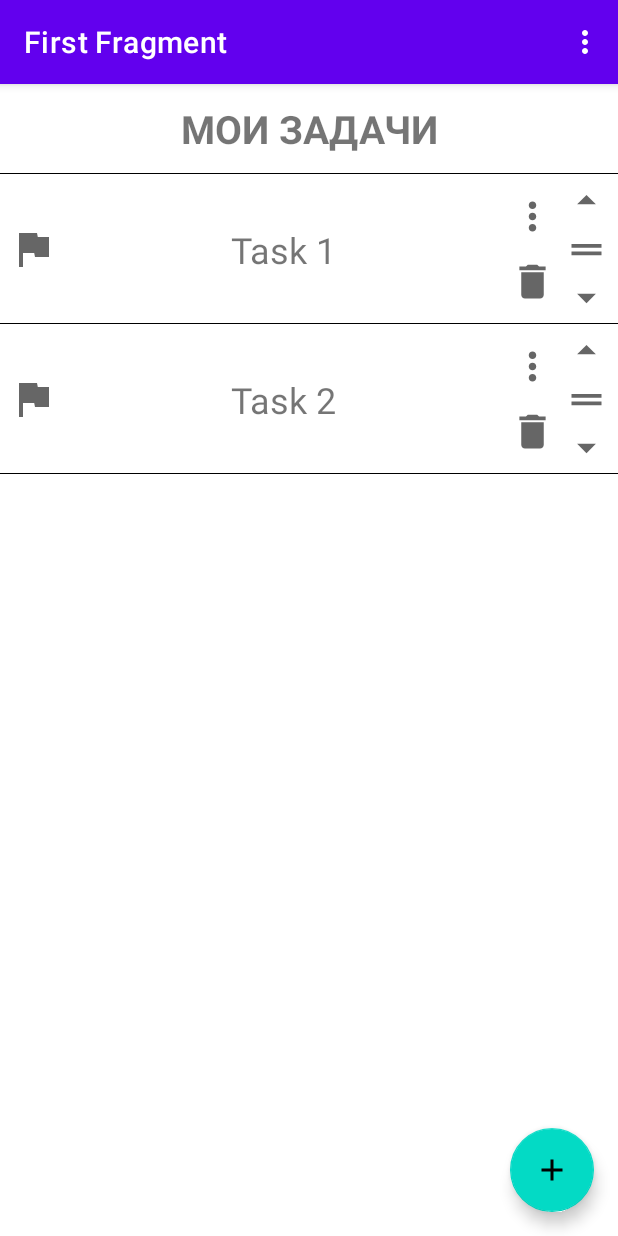
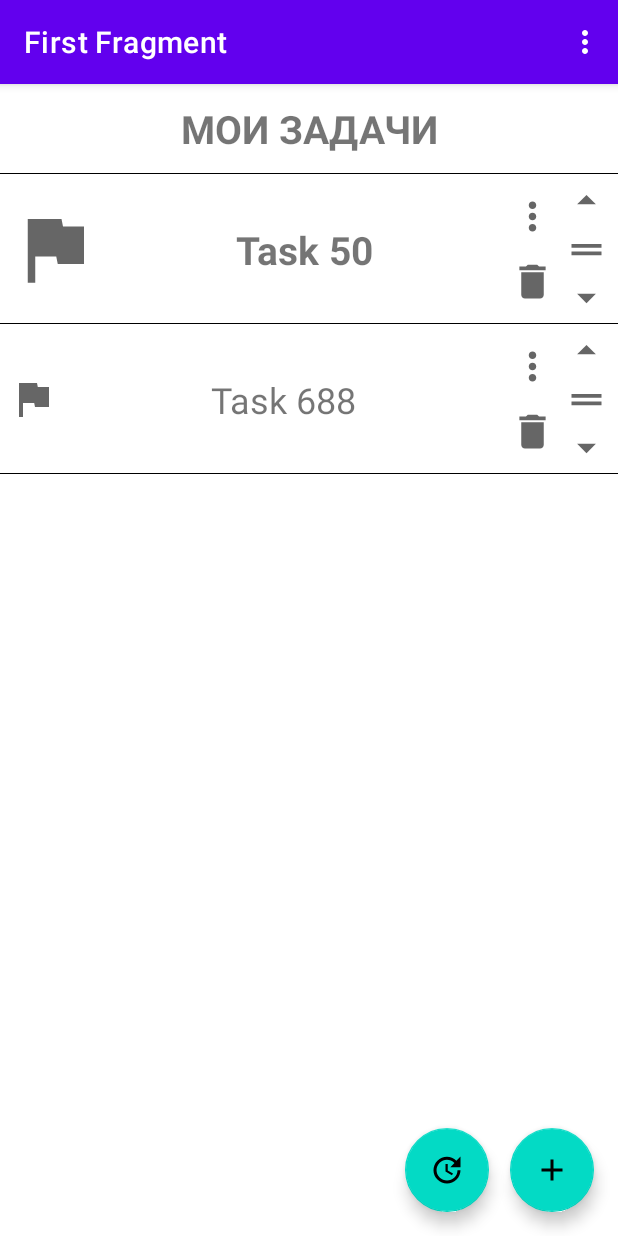
Before and after one commit to alex-eaa/TaskList, an Android app: the screen it shows after launch (MainActivity), after a tap on an icon or button, on a phone screen of 412 x 824 dp. Run offline under Robolectric (Android 15) with nearby library versions, the phone set to English and light mode, and no system bars; our stand-ins replace Room's generated code, RxJava, navigation-ui.

Commit message:
Added DiffUtil

```diff
--- /dev/null
+++ b/app/src/main/java/com/example/tasklist/DiffUtilCallBack.kt
@@ -0,0 +1,33 @@
+package com.example.tasklist
+
+import androidx.recyclerview.widget.DiffUtil
+
+class DiffUtilCallBack(
+    private var oldItems: List<Pair<Task, Int>>,
+    private var newItems: List<Pair<Task, Int>>
+) : DiffUtil.Callback() {
+
+    override fun getOldListSize(): Int = oldItems.size
+
+    override fun getNewListSize(): Int = newItems.size
+
+    override fun areItemsTheSame(oldItemPosition: Int, newItemPosition: Int): Boolean =
+        oldItems[oldItemPosition].first.id == newItems[oldItemPosition].first.id
+
+    override fun areContentsTheSame(oldItemPosition: Int, newItemPosition: Int): Boolean {
+        return (oldItems[oldItemPosition].first.position == newItems[oldItemPosition].first.position
+                && oldItems[oldItemPosition].first.title == newItems[oldItemPosition].first.title
+                && oldItems[oldItemPosition].first.content == newItems[oldItemPosition].first.content
+                && oldItems[oldItemPosition].first.isCompleted == newItems[oldItemPosition].first.isCompleted
+                && oldItems[oldItemPosition].first.type == newItems[oldItemPosition].first.type
+                && oldItems[oldItemPosition].first.dateCreation == newItems[oldItemPosition].first.dateCreation
+                )
+    }
+
+//    override fun getChangePayload(oldItemPosition: Int, newItemPosition: Int): Any? {
+//        val oldItem = oldItems[oldItemPosition]
+//        val newItem = newItems[newItemPosition]
+//
+//        return Change(oldItem, newItem)
+//    }
+}
--- a/app/src/main/java/com/example/tasklist/FirstFragment.kt
+++ b/app/src/main/java/com/example/tasklist/FirstFragment.kt
@@ -10,6 +10,8 @@ import android.widget.Toast
 import androidx.lifecycle.ViewModelProvider
 import androidx.navigation.fragment.findNavController
 import com.example.tasklist.databinding.FragmentFirstBinding
+import kotlin.random.Random
+import kotlin.random.nextInt
 
 
 class FirstFragment : Fragment() {
@@ -55,26 +57,20 @@ class FirstFragment : Fragment() {
         viewModel.taskLiveData
             .observe(viewLifecycleOwner, {
                 Log.d(TAG, "Load data: ${it.toString()}")
-//                adapter.setData(it.map { taskEntity ->
-//                    convertEntityToTask(taskEntity)
-//                })
                 val newList = convertListTaskEntityToListPairsTask(it)
                 adapter.setItems(addToListPairsTaskHeader(newList))
             })
         viewModel.getAllTask()
     }
 
-    private fun initView(){
+    private fun initView() {
         binding.fab.setOnClickListener { view ->
-            viewModel.saveTaskToDB(
-                Task(null, 1, "Task 1", "text text sdasdfsd asd sd asd ", TYPE_STANDARD_PRIORITY, false, "2021-10")
-            )
             viewModel.saveTaskToDB(
                 Task(
                     null,
-                    2,
-                    "Task 2",
-                    "text2 text2 text2 asd af dad a fd ",
+                    Random.nextInt(1, 100),
+                    "Task ${Random.nextInt(1,1000)}",
+                    "text text sdasdfsd asd sd asd ",
                     TYPE_STANDARD_PRIORITY,
                     false,
                     "2021-10"
@@ -83,14 +79,29 @@ class FirstFragment : Fragment() {
             viewModel.saveTaskToDB(
                 Task(
                     null,
-                    3,
-                    "Задача 3",
-                    "text2 text2 text2 asd af dad a fd  ывоарплфыва ыфвларопфлоырапфыл валоыврп аылфв",
-                    TYPE_HIGH_PRIORITY,
-                    false,
+                    Random.nextInt(1, 100),
+                    "Выполнить ${Random.nextInt(1,1000)}",
+                    "text2 text2 text2 asd af dad a fd ",
+                    TYPE_STANDARD_PRIORITY,
+                    Random.nextBoolean(),
                     "2021-10"
                 )
             )
+            viewModel.saveTaskToDB(
+                Task(
+                    null,
+                    Random.nextInt(1,100),
+                    "Task ${Random.nextInt(1,1000)}",
+                    "text2 text2 text2 asd af dad a fd  ывоарплфыва ыфвларопфлоырапфыл валоыврп аылфв",
+                    TYPE_HIGH_PRIORITY,
+                    Random.nextBoolean(),
+                    "2021-10"
+                )
+            )
+        }
+
+        binding.fabGetData.setOnClickListener { view ->
+            viewModel.getAllTask()
         }
     }
 
--- a/app/src/main/java/com/example/tasklist/RecyclerAdapter.kt
+++ b/app/src/main/java/com/example/tasklist/RecyclerAdapter.kt
@@ -1,13 +1,12 @@
 package com.example.tasklist
 
-import android.annotation.SuppressLint
-import android.util.Log
 import android.view.LayoutInflater
 import android.view.View
 import android.view.ViewGroup
 import android.widget.ImageView
 import android.widget.TextView
 import androidx.appcompat.widget.AppCompatTextView
+import androidx.recyclerview.widget.DiffUtil
 import androidx.recyclerview.widget.RecyclerView
 
 const val ITEM_STATE_CLOSE = 0
@@ -20,16 +19,11 @@ class RecyclerAdapter(
 
     private var data: MutableList<Pair<Task, Int>> = mutableListOf()
 
-    fun setData(data: List<Task>) {
-//        this.data = data.toMutableList()
-//        this.data.add(0, Task(type = TYPE_HEADER, title = "МОИ ЗАДАЧИ") to ITEM_STATE_CLOSE)
-//        Log.d("APP", this.data.toString())
-    }
-
     fun setItems(newItems: List<Pair<Task, Int>>) {
+        val result = DiffUtil.calculateDiff(DiffUtilCallBack(data, newItems))
+        result.dispatchUpdatesTo(this)
         data.clear()
         data.addAll(newItems)
-        this.notifyDataSetChanged()
     }
 
     override fun onCreateViewHolder(parent: ViewGroup, viewType: Int): BaseViewHolder {
@@ -92,6 +86,8 @@ class RecyclerAdapter(
 
             itemView.setOnClickListener { toggleText() }
             itemView.findViewById<ImageView>(R.id.ic_delete).setOnClickListener { removeItem() }
+            itemView.findViewById<ImageView>(R.id.ic_arrow_down).setOnClickListener { moveDown() }
+            itemView.findViewById<ImageView>(R.id.ic_arrow_up).setOnClickListener { moveUp() }
         }
 
         private fun toggleText() {
@@ -107,7 +103,25 @@ class RecyclerAdapter(
             data.removeAt(layoutPosition)
             notifyItemRemoved(layoutPosition)
         }
+
+        private fun moveDown() {
+            if (layoutPosition < data.size - 1) {
+                val element = data.removeAt(layoutPosition)
+                data.add(layoutPosition + 1, element)
+                notifyItemMoved(layoutPosition, layoutPosition + 1)
+            }
+        }
+
+        private fun moveUp() {
+            if (layoutPosition > 1) {
+                val element = data.removeAt(layoutPosition)
+                data.add(layoutPosition - 1, element)
+                notifyItemMoved(layoutPosition, layoutPosition - 1)
+            }
+        }
+
     }
+
 
     inner class HighViewHolder(view: View) : BaseViewHolder(view) {
         override fun bind(dataItem: Pair<Task, Int>) {
@@ -123,6 +137,8 @@ class RecyclerAdapter(
 
             itemView.setOnClickListener { toggleText() }
             itemView.findViewById<ImageView>(R.id.ic_delete).setOnClickListener { removeItem() }
+            itemView.findViewById<ImageView>(R.id.ic_arrow_down).setOnClickListener { moveDown() }
+            itemView.findViewById<ImageView>(R.id.ic_arrow_up).setOnClickListener { moveUp() }
         }
 
         private fun toggleText() {
@@ -138,6 +154,23 @@ class RecyclerAdapter(
             data.removeAt(layoutPosition)
             notifyItemRemoved(layoutPosition)
         }
+
+        private fun moveDown() {
+            if (layoutPosition < data.size - 1) {
+                val element = data.removeAt(layoutPosition)
+                data.add(layoutPosition + 1, element)
+
+                notifyItemMoved(layoutPosition, layoutPosition + 1)
+            }
+        }
+
+        private fun moveUp() {
+            if (layoutPosition > 1) {
+                val element = data.removeAt(layoutPosition)
+                data.add(layoutPosition - 1, element)
+                notifyItemMoved(layoutPosition, layoutPosition - 1)
+            }
+        }
     }
 
     inner class HeaderViewHolder(view: View) : BaseViewHolder(view) {
--- /dev/null
+++ b/app/src/main/res/drawable/ic_baseline_update_24.xml
@@ -0,0 +1,10 @@
+<vector xmlns:android="http://schemas.android.com/apk/res/android"
+    android:width="24dp"
+    android:height="24dp"
+    android:viewportWidth="24"
+    android:viewportHeight="24"
+    android:tint="?attr/colorControlNormal">
+  <path
+      android:fillColor="@android:color/white"
+      android:pathData="M21,10.12h-6.78l2.74,-2.82c-2.73,-2.7 -7.15,-2.8 -9.88,-0.1c-2.73,2.71 -2.73,7.08 0,9.79s7.15,2.71 9.88,0C18.32,15.65 19,14.08 19,12.1h2c0,1.98 -0.88,4.55 -2.64,6.29c-3.51,3.48 -9.21,3.48 -12.72,0c-3.5,-3.47 -3.53,-9.11 -0.02,-12.58s9.14,-3.47 12.65,0L21,3V10.12zM12.5,8v4.25l3.5,2.08l-0.72,1.21L11,13V8H12.5z"/>
+</vector>
--- a/app/src/main/res/layout/fragment_first.xml
+++ b/app/src/main/res/layout/fragment_first.xml
@@ -33,4 +33,14 @@
         android:layout_marginBottom="16dp"
         app:srcCompat="@drawable/ic_baseline_add_24" />
 
+    <com.google.android.material.floatingactionbutton.FloatingActionButton
+        android:id="@+id/fab_get_data"
+        android:layout_width="wrap_content"
+        android:layout_height="wrap_content"
+        android:layout_gravity="bottom|end"
+        android:translationX="-70dp"
+        android:layout_marginEnd="@dimen/fab_margin"
+        android:layout_marginBottom="16dp"
+        app:srcCompat="@drawable/ic_baseline_update_24" />
+
 </androidx.coordinatorlayout.widget.CoordinatorLayout>
```
